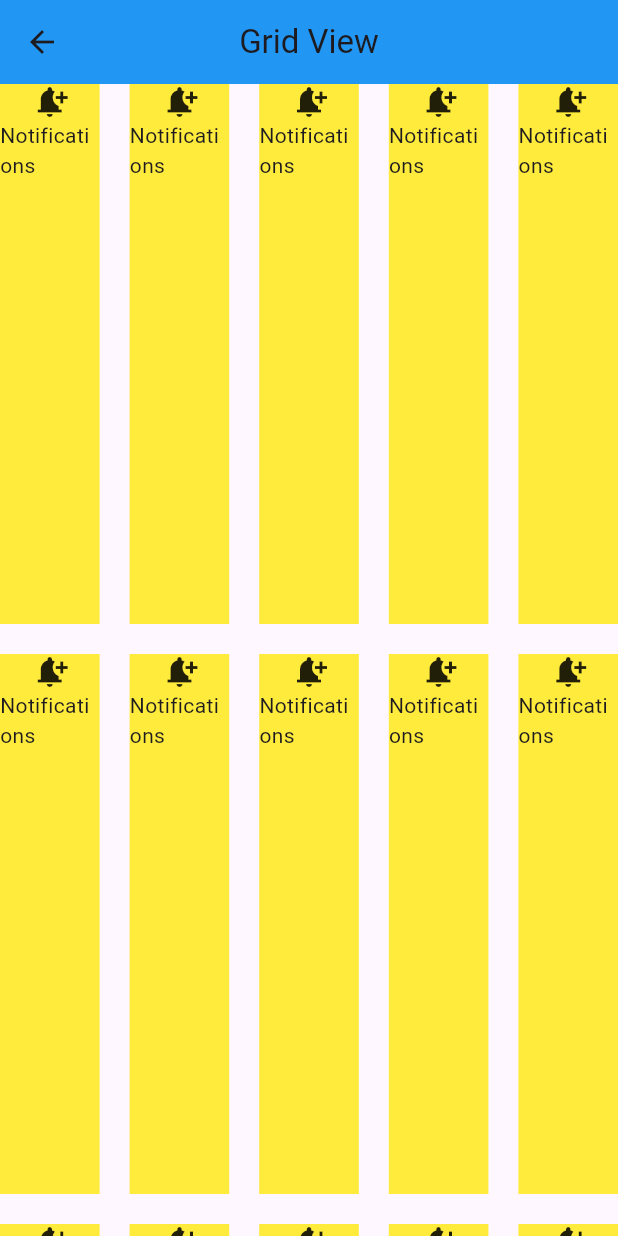
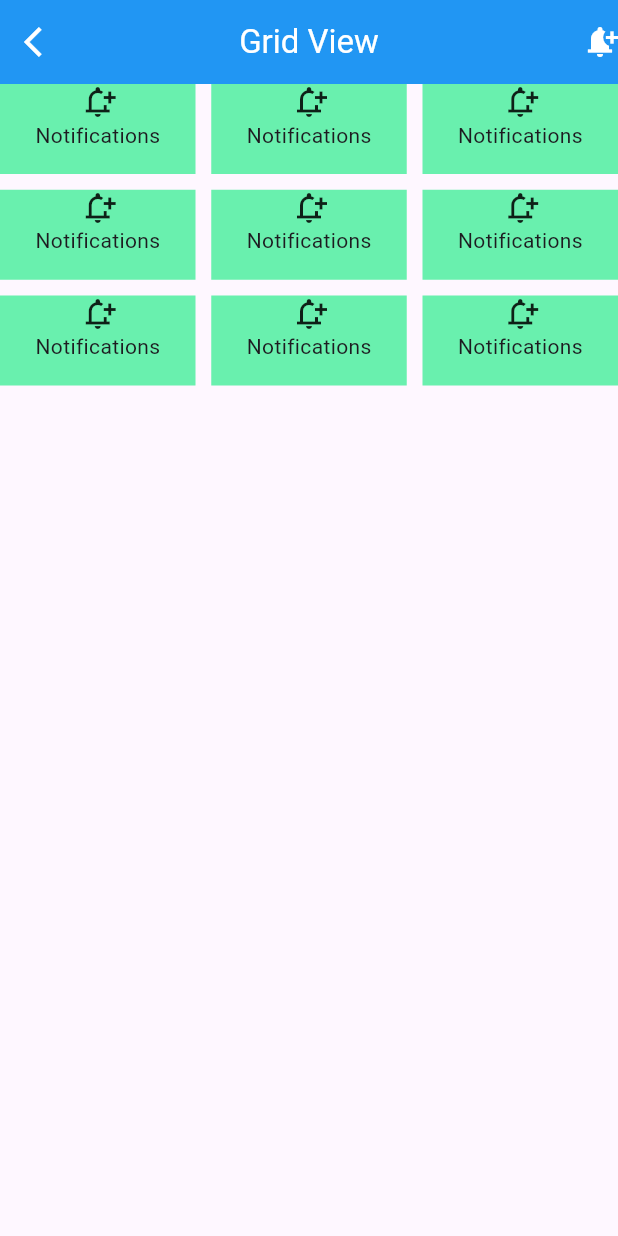
Before and after one commit to AbRehman536/Flutter_sec_8, a Flutter app: the GridViewDemo screen opened directly, on a phone screen of 412 x 824 dp. Run offline on Flutter 3.47's test engine with Material 3 defaults, Android fonts, the phone set to English and light mode, and no system bars.

Commit message:
Grid View Done

```diff
--- a/lib/grid_view.dart
+++ b/lib/grid_view.dart
@@ -7,24 +7,28 @@ class GridViewDemo extends StatelessWidget {
   Widget build(BuildContext context) {
     return Scaffold(
       appBar: AppBar(
+        leading: Icon(Icons.arrow_back_ios),
         title: Text("Grid View"),
         centerTitle: true,
         backgroundColor: Colors.blue,
+        foregroundColor: Colors.white,
+        actions: [
+          Icon(Icons.notification_add)
+        ],
       ),
       body: GridView.builder(
           gridDelegate: SliverGridDelegateWithFixedCrossAxisCount(
-              crossAxisCount: 5,
-          mainAxisSpacing: 20,
-            crossAxisSpacing: 20,
-            mainAxisExtent: 360,
-
+              crossAxisCount: 3,
+          mainAxisSpacing: 10.5,
+            crossAxisSpacing: 10.5,
+            mainAxisExtent: 60,
           ),
-        itemCount: 17,
+        itemCount: 9,
         itemBuilder: (BuildContext context, int index) {
             return Container(
-              color: Colors.yellow,
-              child: const Column(children: [
-                Icon(Icons.notification_add),
+              color: Colors.greenAccent,
+              child: Column(children: [
+                Icon(Icons.notification_add_outlined),
                 Text("Notifications")
               ],),
             );
--- a/lib/main.dart
+++ b/lib/main.dart
@@ -44,7 +44,7 @@ class MyApp extends StatelessWidget {
         colorScheme: ColorScheme.fromSeed(seedColor: Colors.deepPurple),
         useMaterial3: true,
       ),
-      home: PageviewDemo(),
+      home: GridViewDemo(),
     );
   }
 }
--- a/lib/pageview.dart
+++ b/lib/pageview.dart
@@ -28,7 +28,7 @@ class _PageviewDemoState extends State<PageviewDemo> {
         itemBuilder: (BuildContext context, int index) {
           return Column(
             children: [
-              Image.asset(onBoardingList[index].image.toLowerCase()),
+              Image.asset(onBoardingList[index].image.toString()),
               Text(onBoardingList[index].title.toString(),style: TextStyle(
                 fontSize: 30,
                 fontWeight: FontWeight.w900
```
